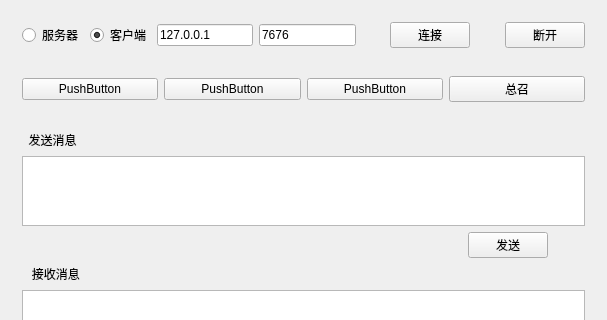
This is Test1/widget.ui in jsx-web/app as Qt 5 draws it before an edit; both pictures show x 0 to 607 and y 0 to 320 of the 607 by 522 pixel window. The edited form follows.
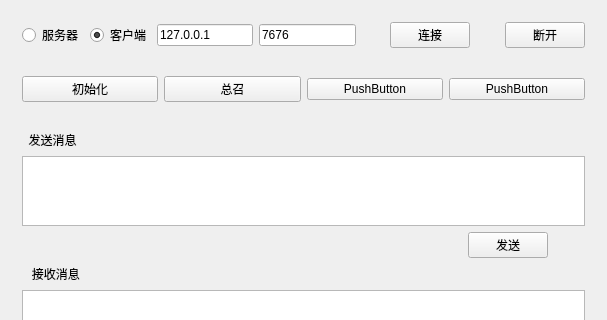
This is the edited form.

What changed in the file:
```diff
--- a/Test1/widget.ui
+++ b/Test1/widget.ui
@@ -109,21 +109,7 @@
       <item>
        <widget class="QPushButton" name="pushButton_4">
         <property name="text">
-         <string>PushButton</string>
-        </property>
-       </widget>
-      </item>
-      <item>
-       <widget class="QPushButton" name="pushButton_3">
-        <property name="text">
-         <string>PushButton</string>
-        </property>
-       </widget>
-      </item>
-      <item>
-       <widget class="QPushButton" name="pushButton_2">
-        <property name="text">
-         <string>PushButton</string>
+         <string>初始化</string>
         </property>
        </widget>
       </item>
@@ -134,6 +120,20 @@
         </property>
        </widget>
       </item>
+      <item>
+       <widget class="QPushButton" name="pushButton_3">
+        <property name="text">
+         <string>PushButton</string>
+        </property>
+       </widget>
+      </item>
+      <item>
+       <widget class="QPushButton" name="pushButton_2">
+        <property name="text">
+         <string>PushButton</string>
+        </property>
+       </widget>
+      </item>
      </layout>
     </widget>
    </item>
```
Left out of the diff: 2 changed lines with no effect on the pictures.
